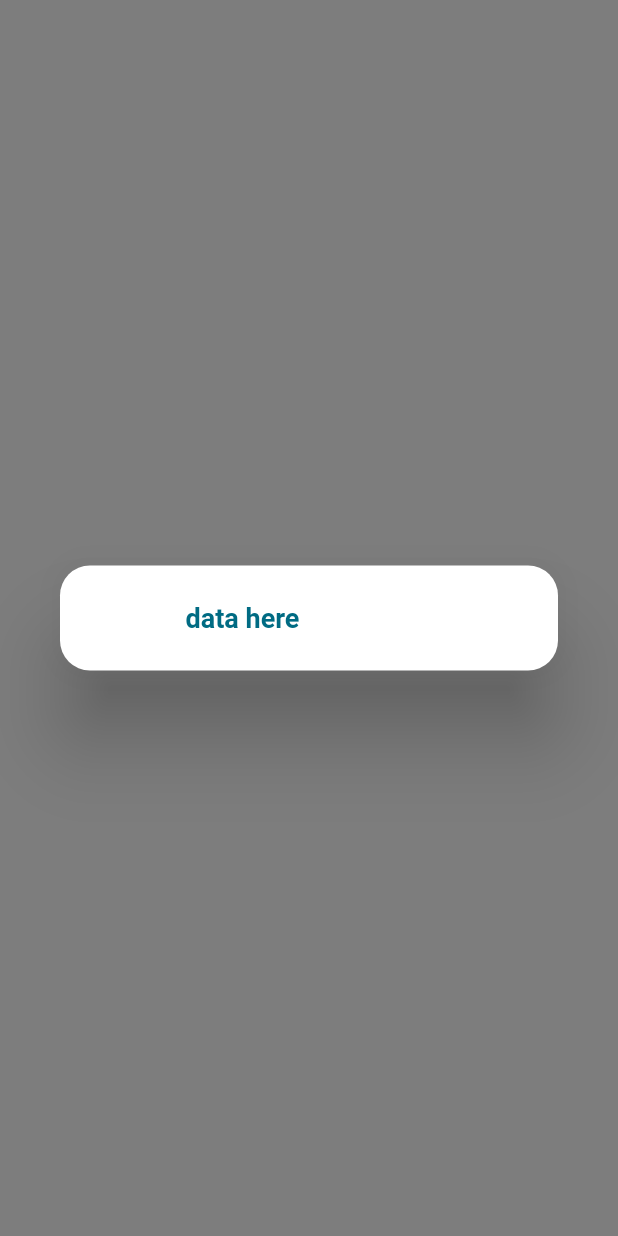
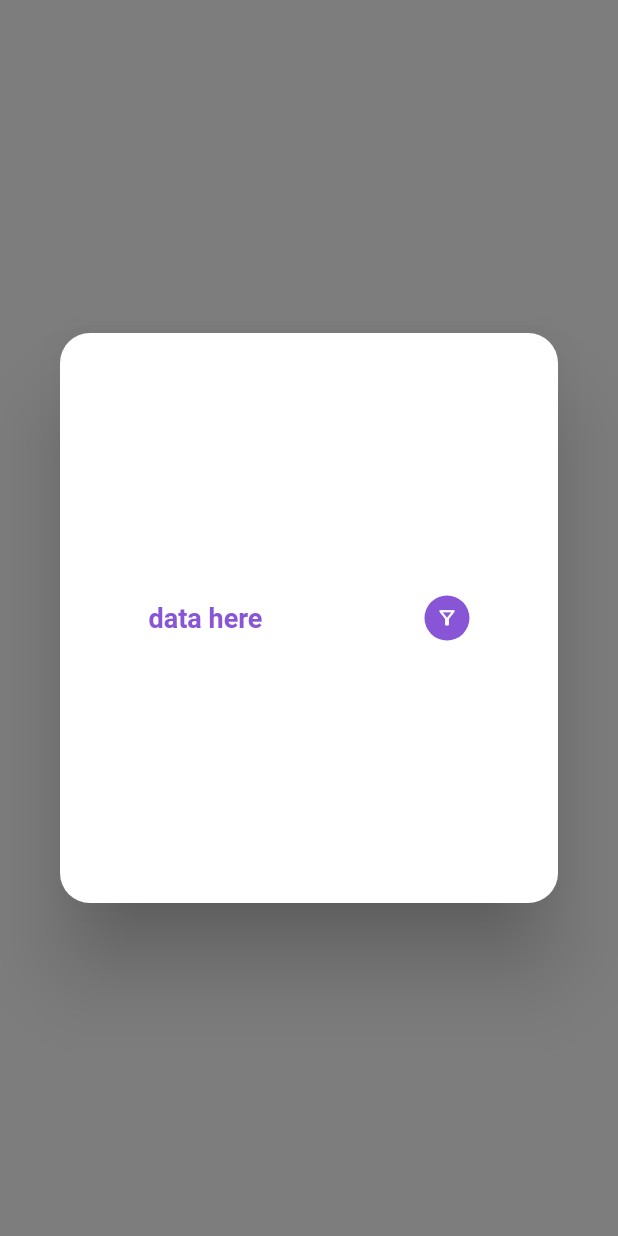
Before and after one commit to jesther-ai/News, a Flutter app: what filterDialog() shows on an empty page, opened directly, on a phone screen of 412 x 824 dp. Run offline on Flutter 3.47's test engine with Material 2 defaults, Android fonts, the phone set to English and light mode, and no system bars; our stand-ins replace flutter_staggered_animations; network calls fail.

Commit message:
[update]

```diff
--- a/lib/Utilities/dialog.dart
+++ b/lib/Utilities/dialog.dart
@@ -20,15 +20,13 @@ filterDialog(context) {
             contentPadding: const EdgeInsets.only(left: 15, top: 15, right: 15, bottom: 15),
             actionsPadding: const EdgeInsets.only(bottom: 10),
             shape: const RoundedRectangleBorder(
-              borderRadius: BorderRadius.all(
-                Radius.circular(20.0),
-              ),
+              borderRadius: BorderRadius.all(Radius.circular(20.0)),
             ),
             backgroundColor: Colors.white,
             content: AnimatedContainer(
               duration: const Duration(milliseconds: 50),
               width: MediaQuery.of(context).size.width,
-              height: 40,
+              height: 350,
               color: Colors.white,
               child: Row(
                 crossAxisAlignment: CrossAxisAlignment.center,
@@ -43,11 +41,24 @@ filterDialog(context) {
                         fontWeight: FontWeight.w700,
                         fontStyle: FontStyle.normal,
                         fontSize: 18,
-                        color: HexColor('#006B83'),
+                        color: HexColor('#8855d7'),
                       ),
                     ),
                   ),
                   const SizedBox(width: 20),
+                  Container(
+                    height: 30,
+                    width: 30,
+                    decoration: BoxDecoration(
+                      color: HexColor('#8855d7'),
+                      borderRadius: BorderRadius.circular(25),
+                    ),
+                    child: const Icon(
+                      Icons.filter_alt_outlined,
+                      color: Colors.white,
+                      size: 15,
+                    ),
+                  ),
                 ],
               ),
             ),
```
